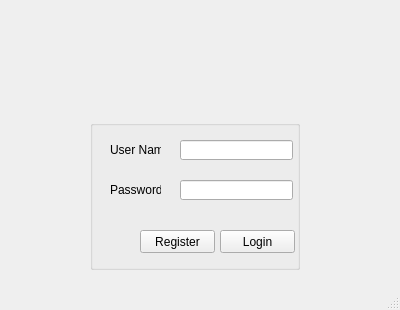
Above: Ipiranga_GUI/loginuser.ui from Hugo-NF/App_Ipiranga before the change. Below: the same form after it.
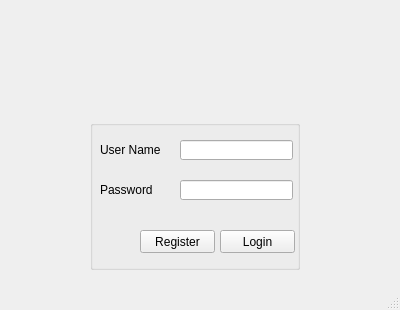
That is the form after the change. Icons and pictures are not drawn.

Patch:
```diff
--- a/Ipiranga_GUI/loginuser.ui
+++ b/Ipiranga_GUI/loginuser.ui
@@ -41,9 +41,9 @@
     <widget class="QLabel" name="label_user">
      <property name="geometry">
       <rect>
-       <x>20</x>
+       <x>10</x>
        <y>20</y>
-       <width>51</width>
+       <width>81</width>
        <height>20</height>
       </rect>
      </property>
@@ -54,9 +54,9 @@
     <widget class="QLabel" name="label_password">
      <property name="geometry">
       <rect>
-       <x>20</x>
+       <x>10</x>
        <y>60</y>
-       <width>51</width>
+       <width>81</width>
        <height>20</height>
       </rect>
      </property>
```
Left out of the diff: 3 changed lines with no effect on the pictures.
